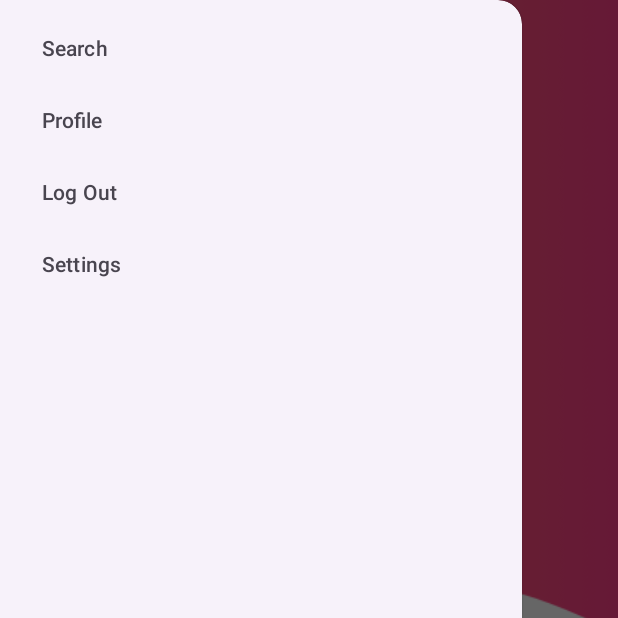
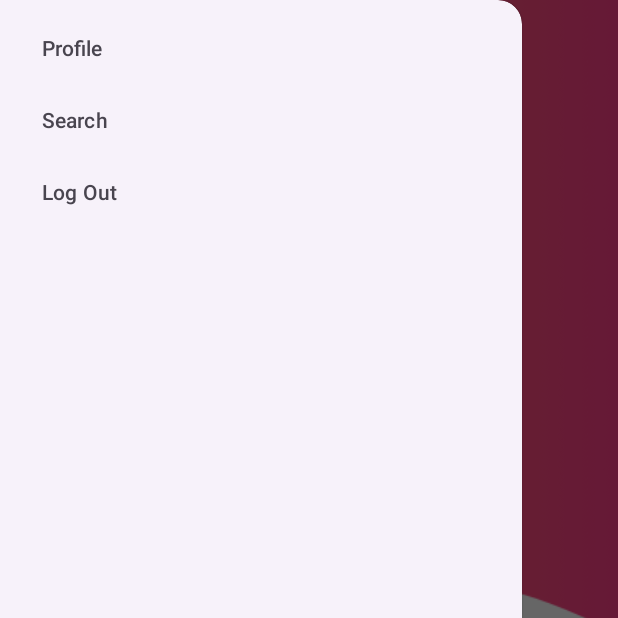
Before and after one commit to iamcristinanr/ANDROIDcitysound, an Android app: the Profile screen opened directly, with no data from a screen before it, with the side drawer open, on a phone screen of 412 x 824 dp, the top half of it. Run offline under Robolectric (Android 15) with nearby library versions, the light colour scheme and no system bars; network calls fail; 2 statements that could not run were skipped.

Commit message:
BottomNavigationView

```diff
--- a/app/src/main/AndroidManifest.xml
+++ b/app/src/main/AndroidManifest.xml
@@ -16,6 +16,7 @@
         android:supportsRtl="true"
         android:theme="@style/Theme.CitySound"
         tools:targetApi="31">
+
         <activity
             android:name=".Login"
             android:exported="true">
@@ -62,6 +63,7 @@
         </activity>
 
 
+
     </application>
 
 </manifest>
--- a/app/src/main/java/com/example/citysound/Profile.kt
+++ b/app/src/main/java/com/example/citysound/Profile.kt
@@ -6,12 +6,12 @@ import android.widget.Button
 import android.widget.TextView
 import androidx.appcompat.app.AppCompatActivity
 import androidx.drawerlayout.widget.DrawerLayout
+import com.google.android.material.bottomnavigation.BottomNavigationView
 import com.google.android.material.navigation.NavigationView
 
 class Profile: AppCompatActivity() {
 
-    private lateinit var drawerLayout: DrawerLayout
-    private lateinit var navigationView: NavigationView
+    private lateinit var bottomNavigationView: BottomNavigationView
 
     override fun onCreate(savedInstanceState: Bundle?) {
         super.onCreate(savedInstanceState)
@@ -37,7 +37,9 @@ class Profile: AppCompatActivity() {
             startActivity(intent)
         }
 
-        /*navigationView.setNavigationItemSelectedListener { menuItem ->
+        bottomNavigationView = findViewById(R.id.bottom_navigation_view)
+        bottomNavigationView.setOnItemSelectedListener { menuItem ->
+
             // Manejar las selecciones del menú
             when (menuItem.itemId) {
                 R.id.nav_search -> {
@@ -58,6 +60,6 @@ class Profile: AppCompatActivity() {
 
                 else -> false
             }
-        }*/
+        }
     }
 }
--- a/app/src/main/res/layout/activity_profile.xml
+++ b/app/src/main/res/layout/activity_profile.xml
@@ -106,7 +106,7 @@
 
         <!-- NavigationView para el Navigation Drawer -->
         <com.google.android.material.navigation.NavigationView
-            android:id="@+id/navigation_view"
+            android:id="@+id/bottom_navigation_view"
             android:layout_width="wrap_content"
             android:layout_height="match_parent"
             android:layout_gravity="start"
--- a/app/src/main/res/menu/navigation_menu.xml
+++ b/app/src/main/res/menu/navigation_menu.xml
@@ -1,17 +1,8 @@
 <?xml version="1.0" encoding="utf-8"?>
 <menu xmlns:android="http://schemas.android.com/apk/res/android">
-    <group android:checkableBehavior="single">
-        <item
-            android:id="@+id/nav_search"
-            android:title="Search" />
-        <item
-            android:id="@+id/nav_profile"
-            android:title="Profile" />
-        <item
-            android:id="@+id/nav_logout"
-            android:title="Log Out" />
-        <item
-            android:id="@+id/nav_settings"
-            android:title="Settings" />
-    </group>
+
+    <item android:title="Profile" android:id="@+id/nav_profile" />
+    <item android:title="Search" android:id="@+id/nav_search" />
+    <item android:title="Log Out" android:id="@+id/nav_logout" />
+
 </menu>
```
Also changed, not shown: app/src/main/java/com/example/citysound/Navigation.kt (+6 -4 lines), app/src/main/res/layout/activity_navigation.xml (+11 -16 lines).
